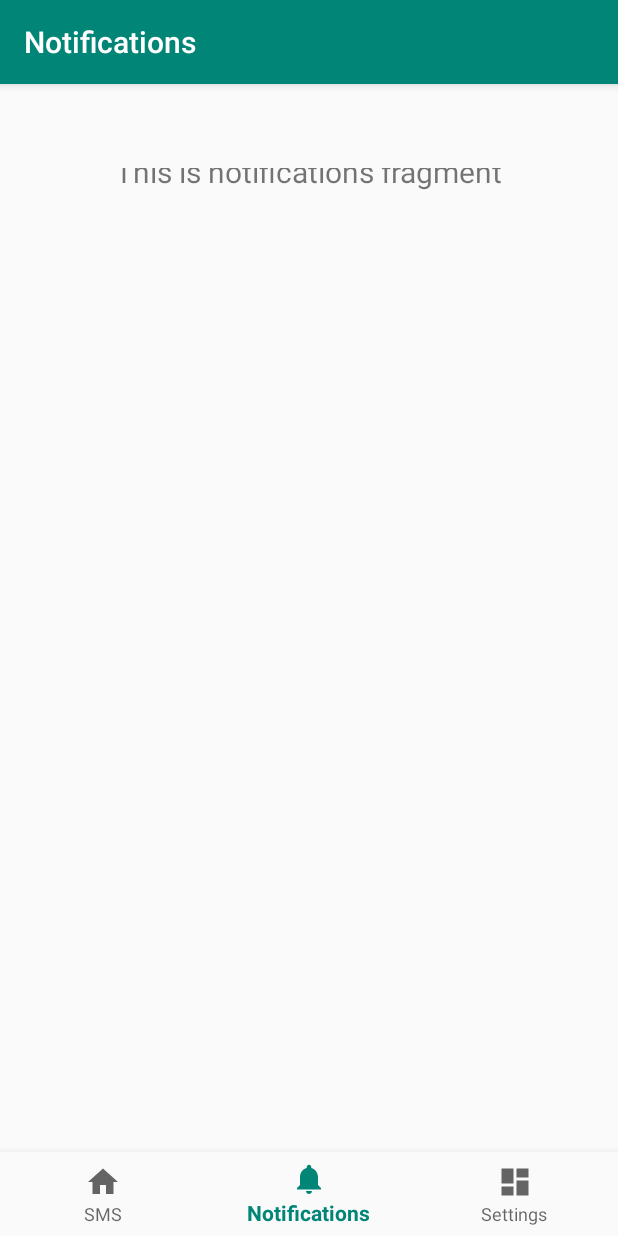
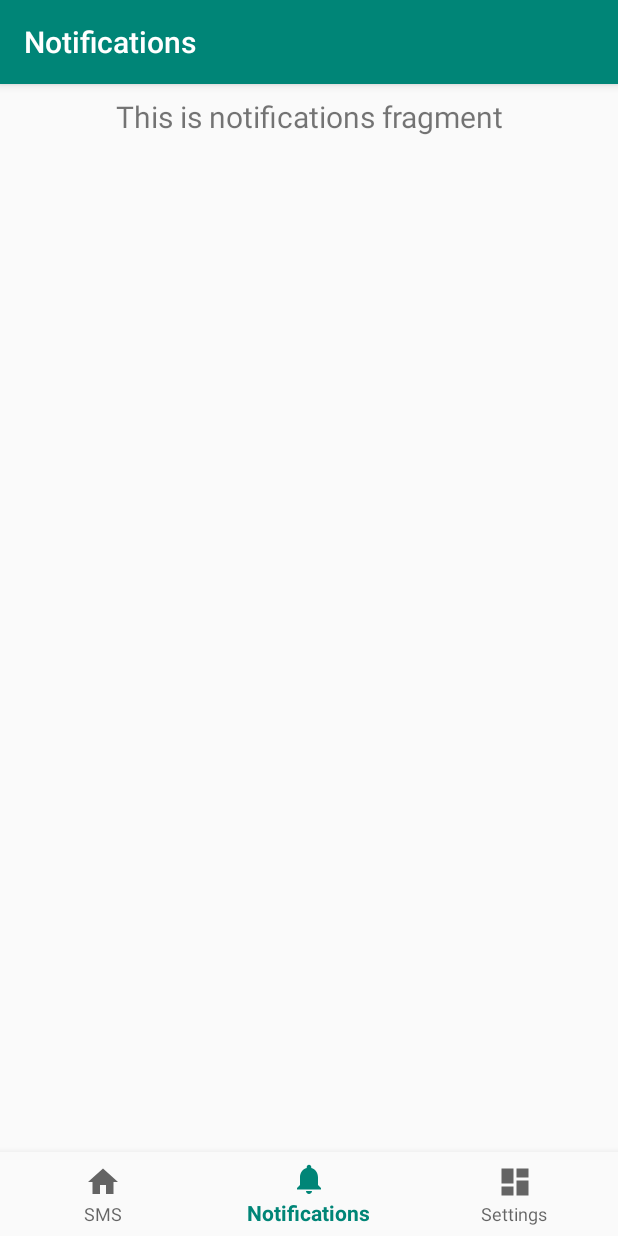
Before and after one commit to hugojcqs/sms, an Android app: the screen it shows after launch (MainActivity), item 2 of the bottom bar chosen, on a phone screen of 412 x 824 dp. Run offline under Robolectric (Android 15) with nearby library versions, the phone set to English and light mode, and no system bars; our stand-ins replace navigation-ui; 3 statements that could not run were skipped.

Commit message:
Removed top padding from sms fragment

```diff
--- a/Android/SoireSMS/app/src/main/res/layout/activity_main.xml
+++ b/Android/SoireSMS/app/src/main/res/layout/activity_main.xml
@@ -4,8 +4,17 @@
     xmlns:tools="http://schemas.android.com/tools"
     android:id="@+id/fragment_container"
     android:layout_width="match_parent"
-    android:layout_height="match_parent"
-    android:paddingTop="?attr/actionBarSize">
+    android:layout_height="match_parent">
+
+
+    <fragment
+        android:id="@+id/nav_host_fragment"
+        android:name="androidx.navigation.fragment.NavHostFragment"
+        android:layout_width="match_parent"
+        android:layout_height="match_parent"
+        app:defaultNavHost="true"
+        app:layout_constraintVertical_bias="1.0"
+        app:navGraph="@navigation/mobile_navigation" />
 
     <com.google.android.material.bottomnavigation.BottomNavigationView
         android:id="@+id/nav_view"
@@ -18,18 +27,4 @@
         app:layout_constraintRight_toRightOf="parent"
         app:menu="@menu/bottom_nav_menu" />
 
-    <fragment
-        android:id="@+id/nav_host_fragment"
-        android:name="androidx.navigation.fragment.NavHostFragment"
-        android:layout_width="411dp"
-        android:layout_height="676dp"
-        app:defaultNavHost="true"
-        app:layout_constraintBottom_toTopOf="@id/nav_view"
-        app:layout_constraintHorizontal_bias="0.0"
-        app:layout_constraintLeft_toLeftOf="parent"
-        app:layout_constraintRight_toRightOf="parent"
-        app:layout_constraintTop_toTopOf="parent"
-        app:layout_constraintVertical_bias="1.0"
-        app:navGraph="@navigation/mobile_navigation" />
-
 </androidx.constraintlayout.widget.ConstraintLayout>
```
